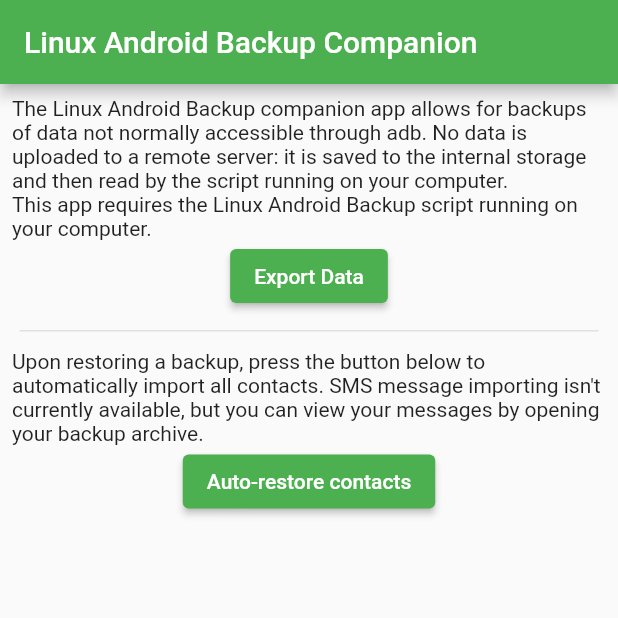
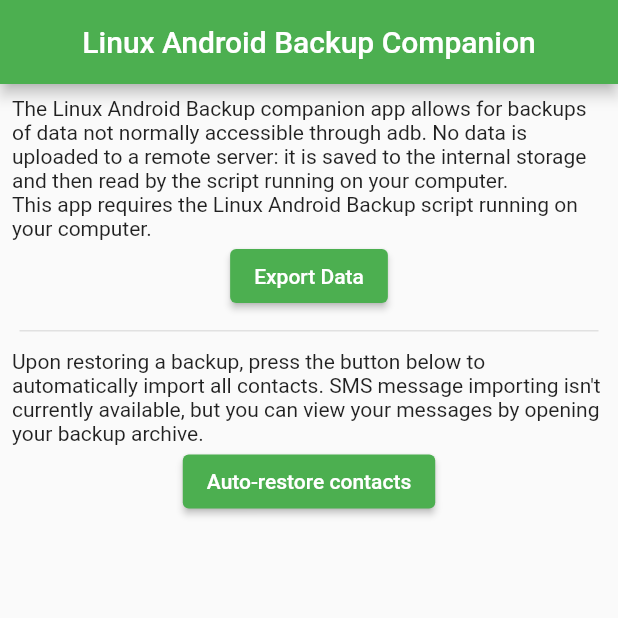
Before and after one commit to mrrfv/open-android-backup, a Flutter app: the screen it shows after launch, on a phone screen of 412 x 824 dp, the top half of it. Run offline on Flutter 3.47's test engine with Material 2 defaults, Android fonts, the phone set to English and light mode, and no system bars; our stand-ins replace csv, device_info_plus, flutter_contacts, permission_handler; missing offline and left inert: flutter_sms_inbox.

Commit message:
Center app title

```diff
--- a/companion_app/lib/main.dart
+++ b/companion_app/lib/main.dart
@@ -203,7 +203,7 @@ class _HomeState extends State<Home> {
   Widget build(BuildContext context) {
     return Scaffold(
       appBar: AppBar(
-        title: const Text('Linux Android Backup Companion'),
+        title: const Center(child: Text('Linux Android Backup Companion')),
       ),
       body: Padding(
         padding: const EdgeInsets.all(8.0),
```
